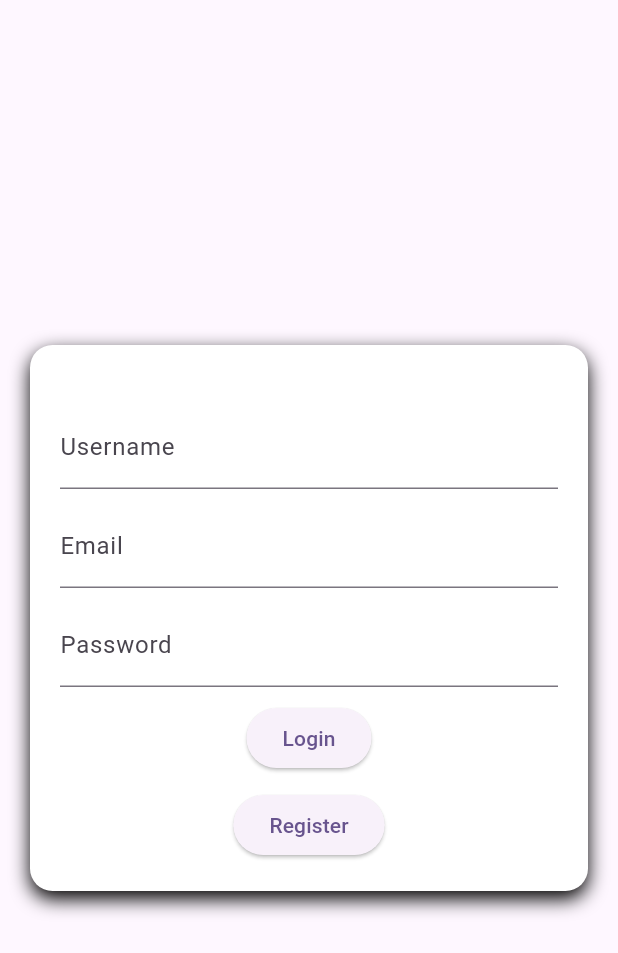
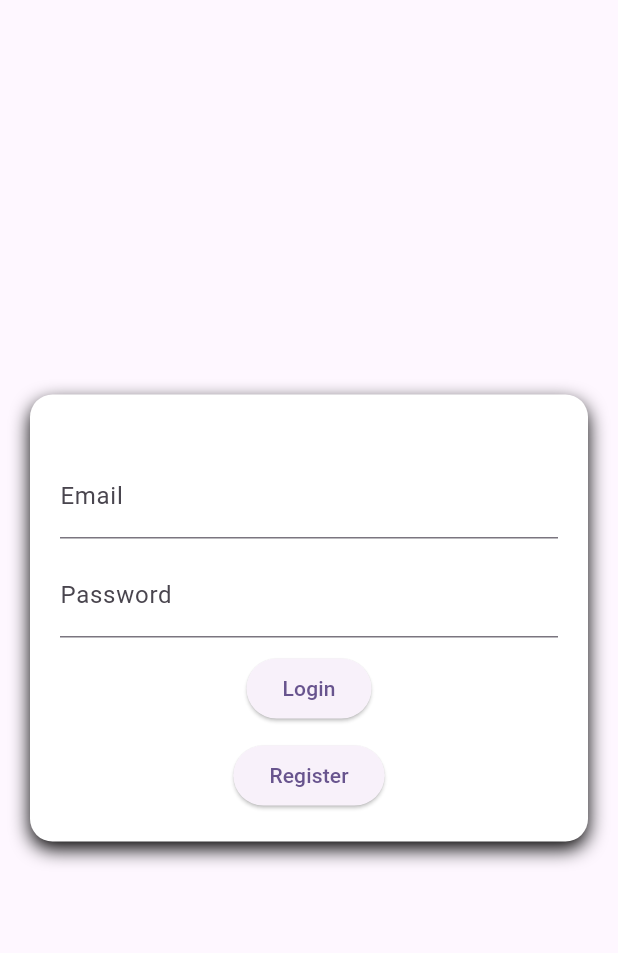
Before and after one commit to VoxMonstra/CSC-4610-Web-Warriors, a Flutter app: the screen it shows after launch, on a phone screen of 412 x 824 dp. Shown: the top 953 px of the screen. Run offline on Flutter 3.47's test engine with Material 3 defaults, Android fonts, the phone set to English and light mode, and no system bars.

Commit message:
feat: Updated Login Page
Updated Login Page to not include Username

```diff
--- a/src/lib/screens/login.dart
+++ b/src/lib/screens/login.dart
@@ -34,10 +34,6 @@ class _LoginState extends State<Login> {
           children: [
             const SizedBox(height: 20),
             TextFormField(
-              decoration: const InputDecoration(labelText: 'Username'),
-            ),
-            const SizedBox(height: 10),
-            TextFormField(
               decoration: const InputDecoration(labelText: 'Email'),
             ),
             const SizedBox(height: 10),
```
